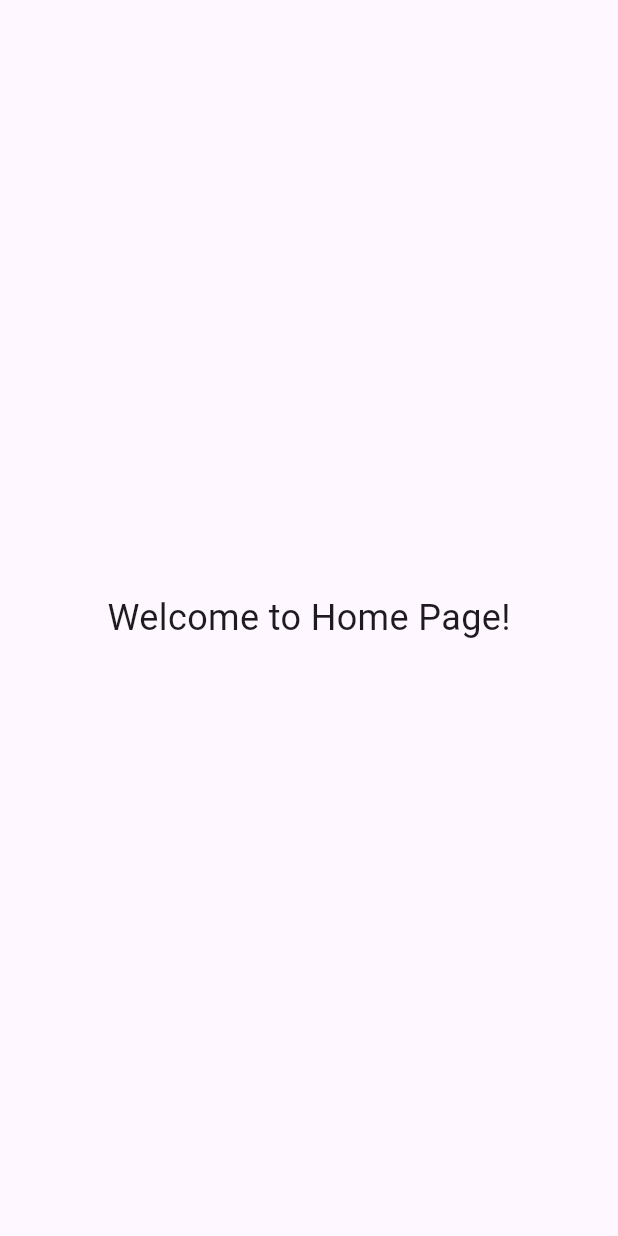
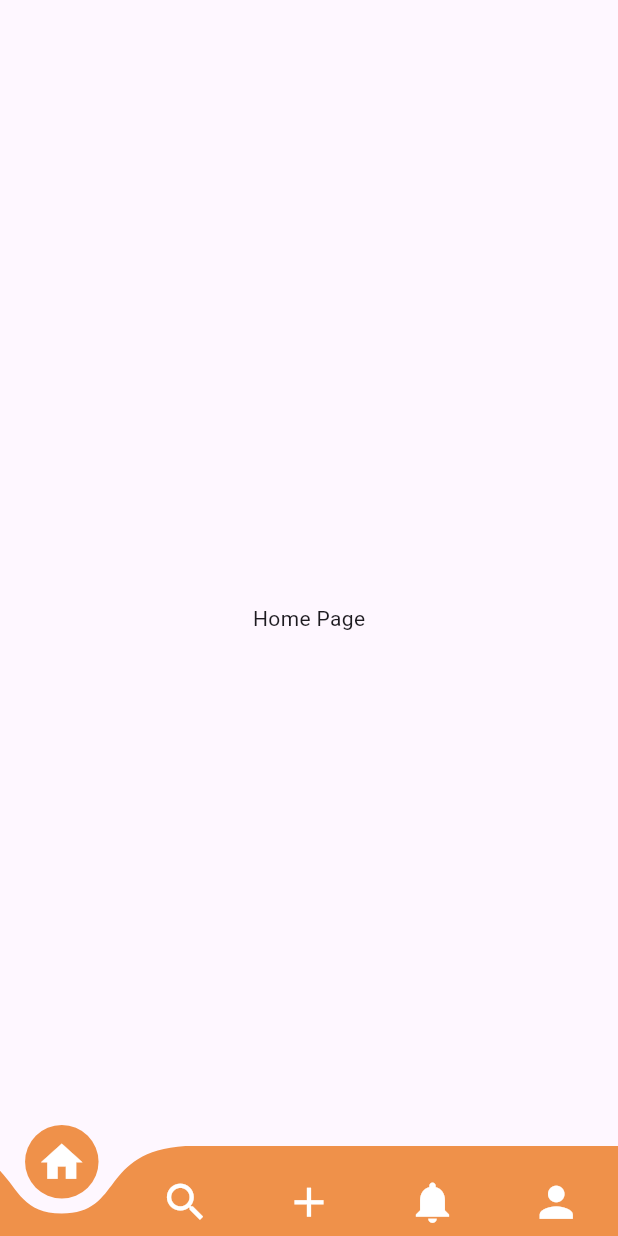
Before and after one commit to VarunDevFD/ServeMate, a Flutter app: the CategorySelectionScreen screen opened by its route, after a tap on "VENUES", on a phone screen of 412 x 824 dp. Run offline on Flutter 3.47's test engine with Material 3 defaults, Android fonts, the light colour scheme and no system bars; drawn by our look-alikes of curved_navigation_bar; our stand-ins replace dartz, equatable, firebase_auth, firebase_core, flutter_bloc, flutter_screenutil and 5 more; accounts and stored records are empty.

Commit message:
Home: Set the router for navigation

```diff
--- a/lib/core/services/app_bloc_provider.dart
+++ b/lib/core/services/app_bloc_provider.dart
@@ -4,6 +4,7 @@ import 'package:serve_mate/features/authentication/presentation/bloc/auth_bloc/a
 import 'package:serve_mate/features/authentication/presentation/bloc/forgot_pass_word_bloc/forgot_password_bloc_bloc.dart';
 import 'package:serve_mate/features/authentication/presentation/bloc/toggle_bloc/toggle_bloc_bloc.dart';
 import 'package:serve_mate/features/category/presentation/bloc/category_bloc/category_bloc.dart';
+import 'package:serve_mate/features/bottom_navigation_bar/presentation/bloc/bottom_nav_bar_bloc/bottom_nav_bar_bloc.dart';
 import 'package:serve_mate/features/on_boarding/presentation/bloc/onboarding_bloc/onboarding_bloc.dart';
 import 'package:serve_mate/features/on_boarding/presentation/bloc/splash_bloc/splash_bloc.dart';
 
@@ -22,6 +23,7 @@ class AppBlocProvider extends StatelessWidget {
         BlocProvider(create: (_) => AuthBloc()),
         BlocProvider(create: (_) => ForgetPasswordBloc()),
         BlocProvider(create: (_) => CategoryBloc()),
+        BlocProvider(create: (_) => NavigationBloc()),
       ],
       child: child,
     );
--- a/lib/core/services/router.dart
+++ b/lib/core/services/router.dart
@@ -2,7 +2,7 @@ import 'package:go_router/go_router.dart';
 import 'package:serve_mate/features/authentication/presentation/pages/forgot_screen.dart';
 import 'package:serve_mate/features/authentication/presentation/pages/sign_in_screen.dart';
 import 'package:serve_mate/features/authentication/presentation/pages/sign_up_screen.dart';
-import 'package:serve_mate/features/home/presentation/pages/home_page.dart';
+import 'package:serve_mate/features/bottom_navigation_bar/presentation/pages/bottom_nav6.dart';
 import 'package:serve_mate/features/category/presentation/pages/category_select_screen.dart';
 import 'package:serve_mate/features/on_boarding/presentation/page/on_boarding_page/sn_onboarding.dart';
 import 'package:serve_mate/features/on_boarding/presentation/page/splas_page/sn_splash.dart';
@@ -40,8 +40,8 @@ class AppRouter {
         builder: (context, state) => const CategorySelectionScreen(),
       ),
       GoRoute(
-        path: '/home',
-        builder: (context, state) => const HomePage(),
+        path: '/bottomNavBar',
+        builder: (context, state) => BottomNavigationBar(),
       ),
     ],
   );
--- a/lib/core/utils/theme/app_colors.dart
+++ b/lib/core/utils/theme/app_colors.dart
@@ -1,4 +1,5 @@
 import 'package:flutter/material.dart';
+import 'package:flutter/widgets.dart';
 
 class AppColors {
   static const Color white = Colors.white;
@@ -7,6 +8,7 @@ class AppColors {
   static const Color grey = Colors.grey;
   static const Color red = Colors.red;
   static const Color blue = Colors.blue;
+  static const Color transparent = Colors.transparent;
   static const Color primary = Color(0xFFD59C71);
   static const Color backgroundColor = Color(0xFFEDF4F5);
   static const Color dimBlack = Color.fromARGB(255, 213, 212, 212);
@@ -21,6 +23,9 @@ class AppColors {
   // White
   static Color white1 = Colors.white.withOpacity(0.2);
 
+  // Orange
+  static Color orange1 = const Color.fromARGB(255, 239, 145, 74);
+
   //-----------------Black-Opacity----------------------------------------------
   static const Color black54 = Colors.black54;
 }
--- /dev/null
+++ b/lib/features/bottom_navigation_bar/presentation/bloc/bottom_nav_bar_bloc/bottom_nav_bar_bloc.dart
@@ -0,0 +1,19 @@
+// navigation_bloc.dart
+import 'package:flutter_bloc/flutter_bloc.dart';
+import 'bottom_nav_bar_event.dart';
+import 'bottom_nav_bar_state.dart';
+
+class NavigationBloc extends Bloc<NavigationEvent, NavigationState> {
+  NavigationBloc() : super(NavigationInitial(0)) {
+    // Register handlers for events
+    on<PageChangedEvent>((event, emit) {
+      // Emit the new state when the page changes
+      emit(NavigationPageChanged(event.index));
+    });
+
+    on<PageTappedEvent>((event, emit) {
+      // Emit the new state when the user taps on the bottom navigation bar
+      emit(NavigationPageChanged(event.index));
+    });
+  }
+}
--- /dev/null
+++ b/lib/features/bottom_navigation_bar/presentation/bloc/bottom_nav_bar_bloc/bottom_nav_bar_event.dart
@@ -0,0 +1,13 @@
+abstract class NavigationEvent {}
+
+class PageChangedEvent extends NavigationEvent {
+  final int index;
+
+  PageChangedEvent(this.index);
+}
+
+class PageTappedEvent extends NavigationEvent {
+  final int index;
+
+  PageTappedEvent(this.index);
+}
--- /dev/null
+++ b/lib/features/bottom_navigation_bar/presentation/bloc/bottom_nav_bar_bloc/bottom_nav_bar_state.dart
@@ -0,0 +1,13 @@
+abstract class NavigationState {}
+
+class NavigationInitial extends NavigationState {
+  final int pageIndex;
+
+  NavigationInitial(this.pageIndex);
+}
+
+class NavigationPageChanged extends NavigationState {
+  final int pageIndex;
+
+  NavigationPageChanged(this.pageIndex);
+}
--- /dev/null
+++ b/lib/features/bottom_navigation_bar/presentation/pages/bottom_nav6.dart
@@ -0,0 +1,84 @@
+import 'package:flutter/material.dart';
+import 'package:flutter_bloc/flutter_bloc.dart';
+import 'package:serve_mate/features/bottom_navigation_bar/presentation/bloc/bottom_nav_bar_bloc/bottom_nav_bar_bloc.dart';
+import 'package:serve_mate/features/bottom_navigation_bar/presentation/bloc/bottom_nav_bar_bloc/bottom_nav_bar_event.dart';
+import 'package:serve_mate/features/bottom_navigation_bar/presentation/bloc/bottom_nav_bar_bloc/bottom_nav_bar_state.dart';
+import 'package:serve_mate/features/bottom_navigation_bar/presentation/widgets/bottom_nav_bar_widget.dart';
+
+class BottomNavigationBar extends StatelessWidget {
+  BottomNavigationBar({super.key});
+  final PageController _pageController = PageController(initialPage: 0);
+
+  @override
+  Widget build(BuildContext context) {
+    return BlocBuilder<NavigationBloc, NavigationState>(
+      builder: (context, state) {
+        return Scaffold(
+          body: PageView(
+            controller: _pageController,
+            children: const [
+              HomePage(),
+              SearchPage(),
+              AddPage(),
+              NotificationsPage(),
+              ProfilePage(),
+            ],
+            onPageChanged: (index) {
+              context.read<NavigationBloc>().add(PageChangedEvent(index));
+            },
+          ),
+          extendBody: true,
+          bottomNavigationBar: BottomNavBar(
+            pageController: _pageController,
+          ),
+        );
+      },
+    );
+  }
+}
+
+// Individual pages
+class HomePage extends StatelessWidget {
+  const HomePage({super.key});
+
+  @override
+  Widget build(BuildContext context) {
+    return const Center(child: Text('Home Page'));
+  }
+}
+
+class SearchPage extends StatelessWidget {
+  const SearchPage({super.key});
+
+  @override
+  Widget build(BuildContext context) {
+    return const Center(child: Text('Search Page'));
+  }
+}
+
+class AddPage extends StatelessWidget {
+  const AddPage({super.key});
+
+  @override
+  Widget build(BuildContext context) {
+    return const Center(child: Text('Add Page'));
+  }
+}
+
+class NotificationsPage extends StatelessWidget {
+  const NotificationsPage({super.key});
+
+  @override
+  Widget build(BuildContext context) {
+    return const Center(child: Text('Notifications Page'));
+  }
+}
+
+class ProfilePage extends StatelessWidget {
+  const ProfilePage({super.key});
+
+  @override
+  Widget build(BuildContext context) {
+    return const Center(child: Text('Profile Page'));
+  }
+}
--- /dev/null
+++ b/lib/features/bottom_navigation_bar/presentation/widgets/bottom_nav_bar_widget.dart
@@ -0,0 +1,54 @@
+import 'package:flutter/material.dart';
+import 'package:flutter_bloc/flutter_bloc.dart';
+import 'package:curved_navigation_bar/curved_navigation_bar.dart';
+import 'package:serve_mate/core/utils/theme/app_colors.dart';
+import 'package:serve_mate/features/bottom_navigation_bar/presentation/bloc/bottom_nav_bar_bloc/bottom_nav_bar_event.dart';
+import 'package:serve_mate/features/bottom_navigation_bar/presentation/bloc/bottom_nav_bar_bloc/bottom_nav_bar_state.dart';
+import '../bloc/bottom_nav_bar_bloc/bottom_nav_bar_bloc.dart';
+
+class BottomNavBar extends StatelessWidget {
+  final PageController pageController;
+
+  const BottomNavBar({
+    super.key,
+    required this.pageController,
+  });
+
+  @override
+  Widget build(BuildContext context) {
+    return BlocBuilder<NavigationBloc, NavigationState>(
+      builder: (context, state) {
+        int currentIndex = 0;
+        if (state is NavigationPageChanged) {
+          currentIndex = state.pageIndex;
+        }
+
+        return CurvedNavigationBar(
+          index: currentIndex,
+          color: AppColors.orange1,
+          backgroundColor: AppColors.transparent,
+          buttonBackgroundColor: AppColors.orange1,
+          height: 60,
+          animationDuration: const Duration(milliseconds: 300),
+          animationCurve: Curves.easeInOut,
+          items: const <Widget>[
+            Icon(Icons.home, size: 33, color: AppColors.white),
+            Icon(Icons.search, size: 33, color: AppColors.white),
+            Icon(Icons.add, size: 33, color: AppColors.white),
+            Icon(Icons.notifications, size: 33, color: AppColors.white),
+            Icon(Icons.person, size: 33, color: AppColors.white),
+          ],
+          onTap: (index) {
+            // Update the Bloc and animate the page view to the selected index
+            context.read<NavigationBloc>().add(PageTappedEvent(index));
+            pageController.animateToPage(
+              index,
+              duration: const Duration(milliseconds: 300),
+              curve: Curves.easeInOut,
+            );
+          },
+        );
+      },
+    );
+  }
+}
--- a/lib/features/category/presentation/widgets/cateory_grid_widget.dart
+++ b/lib/features/category/presentation/widgets/cateory_grid_widget.dart
@@ -29,7 +29,7 @@ class CategoryGrid extends StatelessWidget {
         return GestureDetector(
           onTap: () {
             context.read<CategoryBloc>().add(SelectCategory(category.name));
-            context.go('/home');
+            context.go('/bottomNavBar');
           },
           child: CategoryItem(category: category),
         );
--- a/lib/features/home/presentation/pages/home_page.dart
+++ /dev/null
@@ -1,17 +0,0 @@
-import 'package:flutter/material.dart';
-
-class HomePage extends StatelessWidget {
-  const HomePage({super.key});
-
-  @override
-  Widget build(BuildContext context) {
-    return const Scaffold(
-      body: Center(
-        child: Text(
-          'Welcome to Home Page!',
-          style: TextStyle(fontSize: 24),
-        ),
-      ),
-    );
-  }
-}
--- a/pubspec.yaml
+++ b/pubspec.yaml
@@ -49,6 +49,8 @@ dependencies:
   dartz: ^0.10.0
   carousel_slider: ^5.0.0
   flutter_screenutil: ^5.9.3
+  curved_navigation_bar: ^1.0.3
+
 
 
 dev_dependencies:
```
Also changed, not shown: pubspec.lock.
